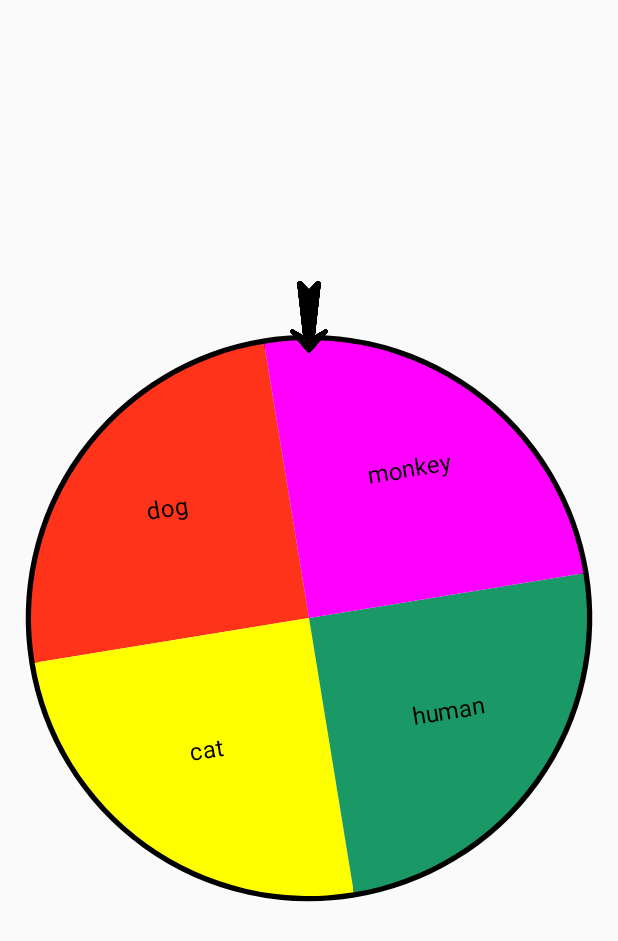
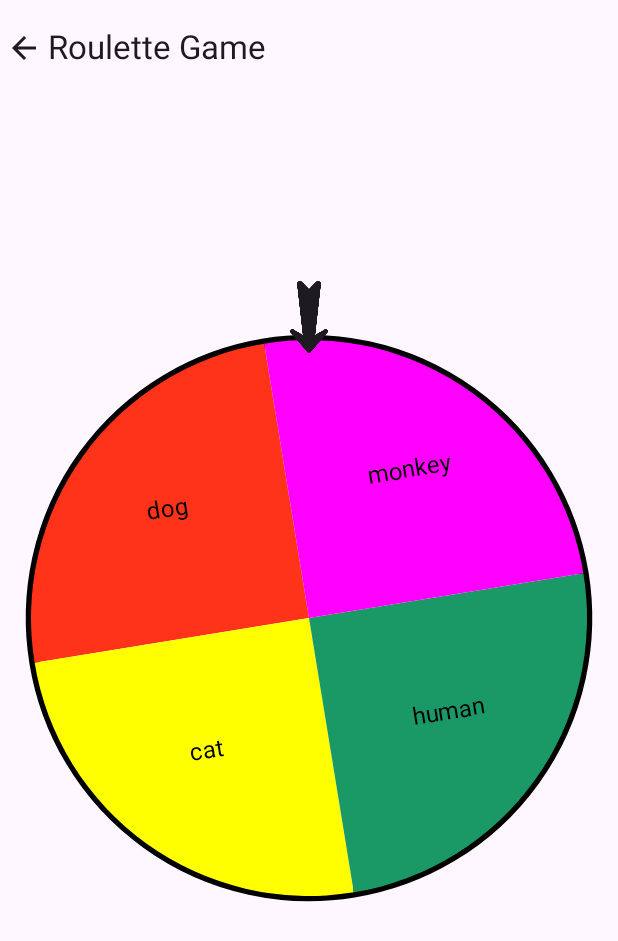
Before and after one commit to hyeok713/Cheater, an Android app built with Jetpack Compose: the screen it shows after launch (MainActivity), after a tap on "START", on a phone screen of 412 x 824 dp. Shown: the top 941 px of the screen. Run offline under Robolectric (Android 15) with nearby library versions, the phone set to English and light mode, and no system bars; 1 other tap on this screen came first.

Commit message:
feat: game selectable / controller added

```diff
--- a/app/src/main/java/com/hackvem/games/MainActivity.kt
+++ b/app/src/main/java/com/hackvem/games/MainActivity.kt
@@ -1,19 +1,107 @@
 package com.hackvem.games
 
+import android.annotation.SuppressLint
 import android.os.Bundle
 import androidx.activity.ComponentActivity
 import androidx.activity.compose.setContent
+import androidx.compose.foundation.background
+import androidx.compose.foundation.border
+import androidx.compose.foundation.clickable
+import androidx.compose.foundation.layout.Box
+import androidx.compose.foundation.layout.Column
+import androidx.compose.foundation.layout.fillMaxSize
+import androidx.compose.foundation.layout.padding
+import androidx.compose.foundation.shape.RoundedCornerShape
+import androidx.compose.material3.Text
+import androidx.compose.runtime.*
+import androidx.compose.ui.Alignment
+import androidx.compose.ui.Modifier
+import androidx.compose.ui.graphics.Color
+import androidx.compose.ui.res.stringResource
+import androidx.compose.ui.text.font.FontWeight
+import androidx.compose.ui.tooling.preview.Preview
+import androidx.compose.ui.unit.dp
+import androidx.compose.ui.unit.sp
+import androidx.navigation.compose.rememberNavController
+import kotlinx.coroutines.flow.MutableStateFlow
 
 /**
  * MainActivity
- * 사다리 게임 설정 -> 진행 -> 결과 화면
  */
 class MainActivity : ComponentActivity() {
     override fun onCreate(savedInstanceState: Bundle?) {
         super.onCreate(savedInstanceState)
 
         setContent {
-            RouletteWheel()
+            CompositionLocalProvider(LocalGameControllerProvider provides GameController()) {
+                GamesScreen()
+            }
         }
     }
 }
+
+/**
+ * GamesScreen
+ * game-selectable screen
+ */
+@SuppressLint("StateFlowValueCalledInComposition")
+@Preview
+@Composable
+fun GamesScreen() {
+    val gameController = LocalGameControllerProvider.current
+    val gameState = gameController.selectedGameState.collectAsState()
+
+    Box(
+        modifier = Modifier.fillMaxSize(),
+        contentAlignment = Alignment.Center
+    ) {
+        Column {
+            GameBox(GameType.ROULETTE) { gameController.selectGame(it) }
+            /* TODO: additional games.. */
+        }
+
+        if (gameState.value != GameType.IDLE) {
+            gameState.value.screen.invoke()
+        }
+    }
+}
+
+@Composable
+fun GameBox(type: GameType, onClick: (GameType) -> Unit) {
+    Box(
+        modifier = Modifier
+            .background(color = Color.Transparent, shape = RoundedCornerShape(36.dp))
+            .border(width = 4.dp, color = Color.Black, shape = RoundedCornerShape(36.dp))
+            .clickable { onClick(type) },
+    ) {
+        Text(
+            text = stringResource(type.id),
+            fontSize = 38.sp,
+            fontWeight = FontWeight.SemiBold,
+            color = Color.Black,
+            modifier = Modifier.padding(horizontal = 24.dp, 8.dp)
+        )
+    }
+}
+
+@Composable
+fun RouletteGame() {
+    val navController = rememberNavController()
+
+    RouletteWheel()
+}
+
+enum class GameType(val id: Int = -1, val screen: @Composable () -> Unit) {
+    IDLE(screen = {}),
+    ROULETTE(id = R.string.game_roulette, { RouletteGame() })
+}
+
+internal val LocalGameControllerProvider = staticCompositionLocalOf { GameController() }
+
+internal class GameController {
+    val selectedGameState = MutableStateFlow(GameType.IDLE)
+
+    fun selectGame(game: GameType) {
+        selectedGameState.value = game
+    }
+}
--- a/app/src/main/res/values/strings.xml
+++ b/app/src/main/res/values/strings.xml
@@ -1,3 +1,4 @@
 <resources>
     <string name="app_name">Cheater</string>
+    <string name="game_roulette">Roulette Game</string>
 </resources>
--- a/build.gradle
+++ b/build.gradle
@@ -2,5 +2,5 @@
 plugins {
     id 'com.android.application' version '7.4.1' apply false
     id 'com.android.library' version '7.4.1' apply false
-    id 'org.jetbrains.kotlin.android' version '1.7.20' apply false
+    id 'org.jetbrains.kotlin.android' version '1.8.10' apply false
 }
```
Also changed, not shown: app/build.gradle (+4 -4 lines), app/src/main/java/com/hackvem/games/RouletteView.kt (+30 -4 lines), 1 other file.
